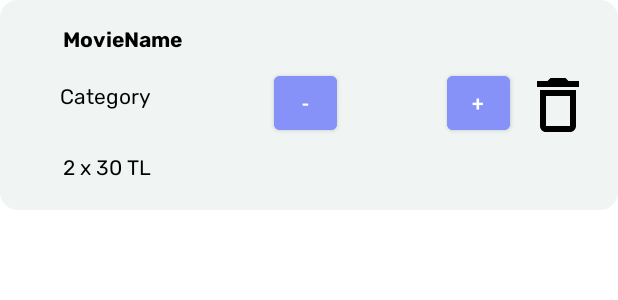
After one commit to zehrakuru/Cinemate, an Android app: the layout item_cart.xml on its own in the app's theme, with its tools: preview values and no code run, on a phone screen of 412 x 824 dp. The commit adds this screen. Shown: the top 300 px of the screen. Run offline under Robolectric (Android 15) with nearby library versions, the phone set to English and light mode, and no system bars.

Commit message:
AddToCart is added

```diff
--- /dev/null
+++ b/app/src/main/java/com/example/cinemate/data/model/BaseResponse.kt
@@ -0,0 +1,9 @@
+package com.example.cinemate.data.model
+
+
+import com.google.gson.annotations.SerializedName
+
+data class BaseResponse(
+    val message: String?,
+    val status: Int?
+)
--- a/app/src/main/java/com/example/cinemate/data/repository/ProductsRepository.kt
+++ b/app/src/main/java/com/example/cinemate/data/repository/ProductsRepository.kt
@@ -3,10 +3,7 @@ package com.example.cinemate.data.repository
 import android.widget.Toast
 import androidx.lifecycle.MutableLiveData
 import com.example.cinemate.common.Resource
-import com.example.cinemate.data.model.GetMoviesResponse
-import com.example.cinemate.data.model.GetProductDetailResponse
-import com.example.cinemate.data.model.GetSaleMovieResponse
-import com.example.cinemate.data.model.Product
+import com.example.cinemate.data.model.*
 import com.example.cinemate.data.source.remote.MovieService
 import kotlinx.coroutines.Dispatchers
 import kotlinx.coroutines.withContext
@@ -72,4 +69,18 @@ class ProductsRepository(private val movieService: MovieService) {
         }
     }
 
+    suspend fun addToCart(addToCartRequest: AddToCartRequest) : Resource<BaseResponse> {
+        return try {
+            val result = movieService.addToCart(addToCartRequest)
+
+            if(result.status==200) {
+                Resource.Success(result)
+            } else {
+                Resource.Error(Exception(result.message.toString()))
+            }
+        } catch(e: Exception) {
+            Resource.Error(e)
+        }
+    }
+
 }
--- a/app/src/main/java/com/example/cinemate/data/source/remote/MovieService.kt
+++ b/app/src/main/java/com/example/cinemate/data/source/remote/MovieService.kt
@@ -34,4 +34,10 @@ interface MovieService {
     suspend fun searchProduct(
         @Query("query") query: String?
     ) : SearchProductResponse
+
+    @Headers("store: cinemate")
+    @POST(ADD_TO_CART)
+    suspend fun addToCart(
+        @Body addToCartRequest: AddToCartRequest
+    ) : BaseResponse
 }
--- a/app/src/main/java/com/example/cinemate/ui/detail/DetailFragment.kt
+++ b/app/src/main/java/com/example/cinemate/ui/detail/DetailFragment.kt
@@ -13,9 +13,13 @@ import com.bumptech.glide.Glide
 import com.example.cinemate.MainApplication
 import com.example.cinemate.R
 import com.example.cinemate.common.loadImage
+import com.example.cinemate.data.model.AddToCartRequest
 import com.example.cinemate.data.model.GetProductDetailResponse
 import com.example.cinemate.databinding.FragmentDetailBinding
 import com.google.android.material.snackbar.Snackbar
+import com.google.firebase.auth.FirebaseAuth
+import com.google.firebase.auth.ktx.auth
+import com.google.firebase.ktx.Firebase
 import dagger.hilt.android.AndroidEntryPoint
 import retrofit2.Call
 import retrofit2.Callback
@@ -27,6 +31,7 @@ class DetailFragment : Fragment() {
     private lateinit var binding : FragmentDetailBinding
     private val args by navArgs<DetailFragmentArgs>()
     private val viewModel by viewModels<DetailViewModel>()
+    private lateinit var auth: FirebaseAuth
 
     override fun onCreateView(
         inflater: LayoutInflater, container: ViewGroup?,
@@ -35,6 +40,7 @@ class DetailFragment : Fragment() {
         // Inflate the layout for this fragment
 
         binding = FragmentDetailBinding.inflate(inflater,container,false)
+        auth = Firebase.auth
         return binding.root
     }
 
@@ -47,6 +53,12 @@ class DetailFragment : Fragment() {
         binding.backButton.setOnClickListener {
             findNavController().navigateUp()
         }
+
+        binding.btnAddToCart.setOnClickListener {
+            val addToCartRequest = AddToCartRequest(auth.currentUser?.uid.toString(), args.id)
+            viewModel.addToCart(addToCartRequest)
+        }
+
     }
 
     private fun observeData() = with(binding) {
@@ -65,6 +77,10 @@ class DetailFragment : Fragment() {
                 is DetailState.Error -> {
                     Snackbar.make(requireView(), state.throwable.message.orEmpty(), 1000).show()
                 }
+
+                is DetailState.AddToBag -> {
+                    Snackbar.make(requireView(), state.baseResponse.message.toString(), 1000).show()
+                }
             }
         }
     }
--- a/app/src/main/java/com/example/cinemate/ui/detail/DetailViewModel.kt
+++ b/app/src/main/java/com/example/cinemate/ui/detail/DetailViewModel.kt
@@ -5,6 +5,8 @@ import androidx.lifecycle.MutableLiveData
 import androidx.lifecycle.ViewModel
 import androidx.lifecycle.viewModelScope
 import com.example.cinemate.common.Resource
+import com.example.cinemate.data.model.AddToCartRequest
+import com.example.cinemate.data.model.BaseResponse
 import com.example.cinemate.data.model.Product
 import com.example.cinemate.data.repository.ProductsRepository
 import com.example.cinemate.ui.home.HomeState
@@ -19,6 +21,7 @@ class DetailViewModel @Inject constructor(private val productsRepository: Produc
     val detailState: LiveData<DetailState>
     get() = _detailState
 
+
     fun getProductDetail(id:Int) {
         viewModelScope.launch {
 
@@ -32,9 +35,24 @@ class DetailViewModel @Inject constructor(private val productsRepository: Produc
             }
         }
     }
+
+    fun addToCart(addToCartRequest: AddToCartRequest) {
+        viewModelScope.launch {
+            when(val result = productsRepository.addToCart(addToCartRequest)) {
+                is Resource.Success -> {
+                    _detailState.value = DetailState.AddToBag(result.data)
+                }
+                is Resource.Error -> {
+                    _detailState.value = DetailState.Error(result.throwable)
+                }
+            }
+        }
+    }
 }
 
 sealed interface DetailState {
     data class Data(val product: Product) : DetailState
     data class Error(val throwable: Throwable) : DetailState
+
+    data class AddToBag(val baseResponse: BaseResponse) : DetailState
 }
--- a/app/src/main/java/com/example/cinemate/ui/home/HomeViewModel.kt
+++ b/app/src/main/java/com/example/cinemate/ui/home/HomeViewModel.kt
@@ -37,7 +37,6 @@ class HomeViewModel @Inject constructor(private val productsRepository: Products
 
      fun getSaleProducts() {
         viewModelScope.launch {
-            //productsRepository.getSaleProducts()
             val result = productsRepository.getSaleProducts()
 
             when(result) {
--- /dev/null
+++ b/app/src/main/res/drawable/icon_delete.xml
@@ -0,0 +1,5 @@
+<vector android:height="48dp" android:tint="#000000"
+    android:viewportHeight="24" android:viewportWidth="24"
+    android:width="48dp" xmlns:android="http://schemas.android.com/apk/res/android">
+    <path android:fillColor="@android:color/white" android:pathData="M6,19c0,1.1 0.9,2 2,2h8c1.1,0 2,-0.9 2,-2L18,7L6,7v12zM8,9h8v10L8,19L8,9zM15.5,4l-1,-1h-5l-1,1L5,4v2h14L19,4z"/>
+</vector>
--- /dev/null
+++ b/app/src/main/res/layout/item_cart.xml
@@ -0,0 +1,111 @@
+<?xml version="1.0" encoding="utf-8"?>
+<androidx.constraintlayout.widget.ConstraintLayout xmlns:android="http://schemas.android.com/apk/res/android"
+    android:layout_width="match_parent"
+    android:layout_height="140dp"
+    xmlns:app="http://schemas.android.com/apk/res-auto"
+    xmlns:tools="http://schemas.android.com/tools">
+
+    <androidx.cardview.widget.CardView
+        android:layout_width="match_parent"
+        android:layout_height="match_parent"
+        app:cardCornerRadius="12dp"
+        app:cardElevation="0dp"
+        app:layout_constraintBottom_toBottomOf="parent"
+        app:layout_constraintEnd_toEndOf="parent"
+        app:layout_constraintStart_toStartOf="parent"
+        app:layout_constraintTop_toTopOf="parent">
+
+        <androidx.constraintlayout.widget.ConstraintLayout
+            android:layout_width="match_parent"
+            android:layout_height="match_parent"
+            android:background="@color/background">
+
+            <TextView
+                android:id="@+id/tvTitle"
+                android:layout_width="wrap_content"
+                android:layout_height="wrap_content"
+                android:layout_marginStart="42dp"
+                android:layout_marginTop="16dp"
+                android:fontFamily="@font/rubik_bold"
+                android:textColor="@color/black"
+                app:layout_constraintStart_toStartOf="parent"
+                app:layout_constraintTop_toTopOf="parent"
+                tools:text="MovieName" />
+
+            <TextView
+                android:id="@+id/moviePrice"
+                android:layout_width="wrap_content"
+                android:layout_height="wrap_content"
+                android:layout_marginStart="42dp"
+                android:layout_marginTop="8dp"
+                android:fontFamily="@font/rubik"
+                android:textColor="@color/black"
+                app:layout_constraintBottom_toBottomOf="parent"
+                app:layout_constraintStart_toStartOf="parent"
+                app:layout_constraintTop_toBottomOf="@+id/tvCategory"
+                tools:text="2 x 30 TL" />
+
+            <Button
+                android:id="@+id/btnPlusFood"
+                android:layout_width="42dp"
+                android:layout_height="wrap_content"
+                android:layout_marginEnd="8dp"
+                android:backgroundTint="@color/lavender"
+                android:text="+"
+                app:layout_constraintBottom_toBottomOf="parent"
+                app:layout_constraintEnd_toStartOf="@+id/btnDelete"
+                app:layout_constraintTop_toTopOf="parent"
+                app:layout_constraintVertical_bias="0.487" />
+
+            <Button
+                android:id="@+id/btnMinusFood"
+                android:layout_width="42dp"
+                android:layout_height="wrap_content"
+                android:layout_marginStart="82dp"
+                android:backgroundTint="@color/lavender"
+                android:text="-"
+                app:layout_constraintBottom_toBottomOf="parent"
+                app:layout_constraintStart_toEndOf="@+id/tvCategory"
+                app:layout_constraintTop_toTopOf="parent"
+                app:layout_constraintVertical_bias="0.487" />
+
+            <TextView
+                android:id="@+id/foodAmountBasket"
+                android:layout_width="wrap_content"
+                android:layout_height="wrap_content"
+                android:textColor="@color/black"
+                android:textSize="24sp"
+                app:layout_constraintBottom_toBottomOf="parent"
+                app:layout_constraintEnd_toStartOf="@+id/btnPlusFood"
+                app:layout_constraintHorizontal_bias="0.4"
+                app:layout_constraintStart_toEndOf="@+id/btnMinusFood"
+                app:layout_constraintTop_toTopOf="parent"
+                app:layout_constraintVertical_bias="0.489" />
+
+            <TextView
+                android:id="@+id/tvCategory"
+                android:layout_width="wrap_content"
+                android:layout_height="wrap_content"
+                android:layout_marginStart="40dp"
+                android:layout_marginTop="16dp"
+                android:fontFamily="@font/rubik"
+                android:text="Category"
+                android:textColor="@color/black"
+                app:layout_constraintStart_toStartOf="parent"
+                app:layout_constraintTop_toBottomOf="@+id/tvTitle" />
+
+            <ImageView
+                android:id="@+id/btnDelete"
+                android:layout_width="wrap_content"
+                android:layout_height="wrap_content"
+                android:layout_marginEnd="16dp"
+                app:layout_constraintBottom_toBottomOf="parent"
+                app:layout_constraintEnd_toEndOf="parent"
+                app:layout_constraintTop_toTopOf="parent"
+                app:layout_constraintVertical_bias="0.5"
+                app:srcCompat="@drawable/icon_delete" />
+
+        </androidx.constraintlayout.widget.ConstraintLayout>
+    </androidx.cardview.widget.CardView>
+
+</androidx.constraintlayout.widget.ConstraintLayout>
--- a/app/src/main/res/values/colors.xml
+++ b/app/src/main/res/values/colors.xml
@@ -11,4 +11,5 @@
     <color name="backgroundStartColor">#8692f7</color>
     <color name="backgroundCenterColor">#E6E6FA</color>
     <color name="backgroundEndColor">#967bb6</color>
+    <color name="background">#F0F4F3</color>
 </resources>
```
